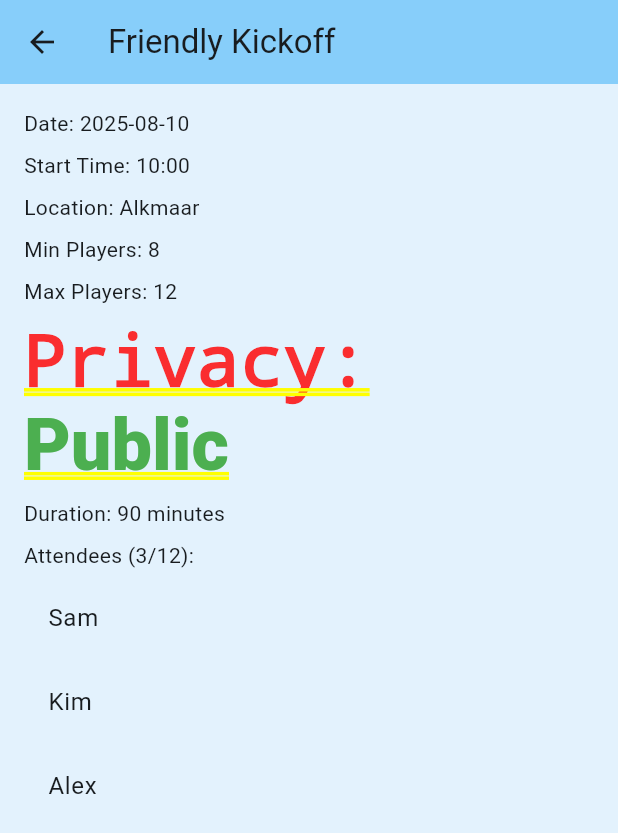
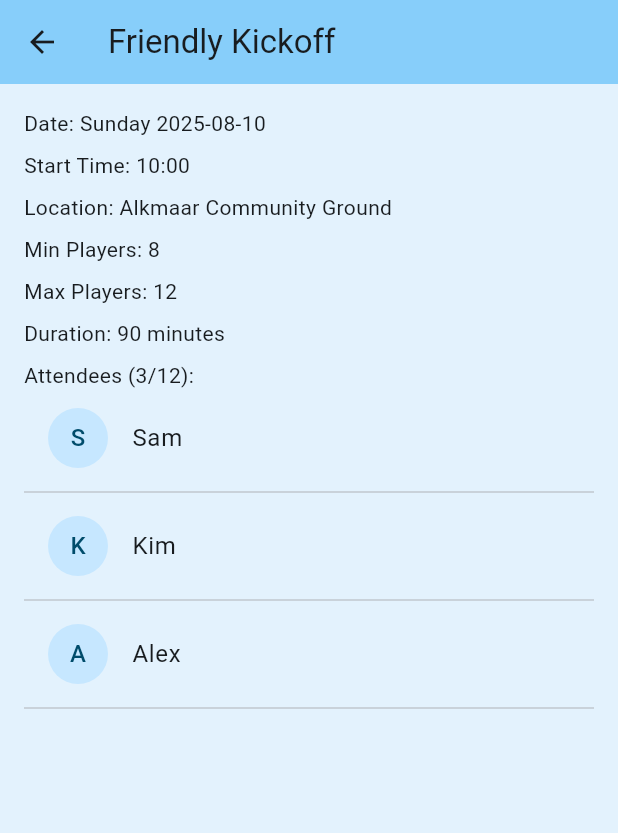
Before and after one commit to Pratikeshsingh/Football_is_life, a Flutter app: the screen it shows after launch, after a tap on "Login", after a tap on "Friendly Kickoff", on a phone screen of 412 x 824 dp. Shown: the top 833 px of the screen. Run offline on Flutter 3.47's test engine with Material 3 defaults, Android fonts, the phone set to English and light mode, and no system bars.

Commit message:
Improve match cards and player details

```diff
--- a/lib/models/match.dart
+++ b/lib/models/match.dart
@@ -3,6 +3,7 @@ class Match {
   final String title;
   final DateTime date;
   final String location;
+  final String venue;
   final int minPlayers;
   final int capacity;
   final bool isPrivate;
@@ -15,6 +16,7 @@ class Match {
     required this.title,
     required this.date,
     required this.location,
+    required this.venue,
     required this.minPlayers,
     required this.capacity,
     required this.isPrivate,
--- a/lib/screens/match_detail_screen.dart
+++ b/lib/screens/match_detail_screen.dart
@@ -4,10 +4,34 @@ import '../models/match.dart';
 
 class MatchDetailScreen extends StatelessWidget {
   final Match match;
-  const MatchDetailScreen({Key? key, required this.match}) : super(key: key);
+  final List<Match> allMatches;
+  const MatchDetailScreen({Key? key, required this.match, required this.allMatches}) : super(key: key);
+
+  static const List<String> _weekdays = [
+    'Monday',
+    'Tuesday',
+    'Wednesday',
+    'Thursday',
+    'Friday',
+    'Saturday',
+    'Sunday'
+  ];
 
   @override
   Widget build(BuildContext context) {
+    if (match.isPrivate) {
+      return Scaffold(
+        appBar: AppBar(
+          backgroundColor: const Color(0xFF87CEFA),
+          title: Text(match.title),
+        ),
+        body: const Center(
+          child: Text('This match is private. Details are hidden.'),
+        ),
+      );
+    }
+
+    final dayName = _weekdays[match.date.weekday - 1];
     return Scaffold(
       appBar: AppBar(
         backgroundColor: const Color(0xFF87CEFA),
@@ -18,32 +42,17 @@ class MatchDetailScreen extends StatelessWidget {
         child: Column(
           crossAxisAlignment: CrossAxisAlignment.start,
           children: [
-            Text('Date: '
-                '${match.date.year.toString().padLeft(4, '0')}-${match.date.month.toString().padLeft(2, '0')}-${match.date.day.toString().padLeft(2, '0')}'),
+            Text(
+                'Date: $dayName ${match.date.year.toString().padLeft(4, '0')}-${match.date.month.toString().padLeft(2, '0')}-${match.date.day.toString().padLeft(2, '0')}'),
             const SizedBox(height: 8),
-            Text('Start Time: '
-                '${match.date.hour.toString().padLeft(2, '0')}:${match.date.minute.toString().padLeft(2, '0')}'),
+            Text(
+                'Start Time: ${match.date.hour.toString().padLeft(2, '0')}:${match.date.minute.toString().padLeft(2, '0')}'),
             const SizedBox(height: 8),
-            Text('Location: ${match.location}'),
+            Text('Location: ${match.venue}'),
             const SizedBox(height: 8),
             Text('Min Players: ${match.minPlayers}'),
             const SizedBox(height: 8),
             Text('Max Players: ${match.capacity}'),
-            const SizedBox(height: 8),
-            RichText(
-              text: TextSpan(
-                text: 'Privacy: ',
-                style: DefaultTextStyle.of(context).style,
-                children: [
-                  TextSpan(
-                    text: match.isPrivate ? 'Private' : 'Public',
-                    style: TextStyle(
-                        color:
-                            match.isPrivate ? Colors.red : Colors.green),
-                  ),
-                ],
-              ),
-            ),
             const SizedBox(height: 8),
             Text('Duration: ${match.duration.inMinutes} minutes'),
             const SizedBox(height: 8),
@@ -52,15 +61,29 @@ class MatchDetailScreen extends StatelessWidget {
             Expanded(
               child: ListView(
                 children: [
-                  ...match.attendees
-                      .map((a) => ListTile(title: Text(a)))
-                      .toList(),
+                  ...match.attendees.map((a) => Column(
+                        children: [
+                          ListTile(
+                            leading: CircleAvatar(child: Text(a[0])),
+                            title: Text(a),
+                            onTap: () => _showPlayerDialog(context, a),
+                          ),
+                          const Divider(),
+                        ],
+                      )),
                   if (match.waitlist.isNotEmpty) ...[
                     const SizedBox(height: 8),
                     Text('Waitlist (${match.waitlist.length}):'),
-                    ...match.waitlist
-                        .map((w) => ListTile(title: Text(w)))
-                        .toList(),
+                    ...match.waitlist.map((w) => Column(
+                          children: [
+                            ListTile(
+                              leading: CircleAvatar(child: Text(w[0])),
+                              title: Text(w),
+                              onTap: () => _showPlayerDialog(context, w),
+                            ),
+                            const Divider(),
+                          ],
+                        )),
                   ]
                 ],
               ),
@@ -70,4 +93,40 @@ class MatchDetailScreen extends StatelessWidget {
       ),
     );
   }
+
+  void _showPlayerDialog(BuildContext context, String name) {
+    final joinCount =
+        allMatches.where((m) => m.attendees.contains(name)).length;
+    final leagues = allMatches
+        .where((m) => !m.isPrivate && m.attendees.contains(name))
+        .map((m) => m.title)
+        .toSet()
+        .toList();
+
+    showDialog(
+      context: context,
+      builder: (_) => AlertDialog(
+        title: Text(name),
+        content: Column(
+          mainAxisSize: MainAxisSize.min,
+          children: [
+            CircleAvatar(radius: 30, child: Text(name[0])),
+            const SizedBox(height: 8),
+            Text('Joined $joinCount times'),
+            if (leagues.isNotEmpty) ...[
+              const SizedBox(height: 8),
+              const Text('Plays with:'),
+              for (final l in leagues) Text(l),
+            ],
+          ],
+        ),
+        actions: [
+          TextButton(
+            onPressed: () => Navigator.of(context).pop(),
+            child: const Text('Close'),
+          )
+        ],
+      ),
+    );
+  }
 }
--- a/lib/screens/upcoming_matches_screen.dart
+++ b/lib/screens/upcoming_matches_screen.dart
@@ -15,6 +15,7 @@ class UpcomingMatchesScreen extends StatefulWidget {
       title: 'Friendly Kickoff',
       date: DateTime(_now.year, _now.month, _now.day + 1, 10, 0),
       location: 'Alkmaar',
+      venue: 'Alkmaar Community Ground',
       minPlayers: 8,
       capacity: 12,
       isPrivate: false,
@@ -27,6 +28,7 @@ class UpcomingMatchesScreen extends StatefulWidget {
       title: 'Championship Qualifier',
       date: DateTime(_now.year, _now.month, _now.day + 2, 11, 15),
       location: 'Heiloo',
+      venue: 'Heiloo Stadium',
       minPlayers: 8,
       capacity: 16,
       isPrivate: true,
@@ -39,6 +41,7 @@ class UpcomingMatchesScreen extends StatefulWidget {
       title: 'Season Finale',
       date: DateTime(_now.year, _now.month, _now.day + 7, 14, 30),
       location: 'Castricum',
+      venue: 'Castricum Arena',
       minPlayers: 10,
       capacity: 15,
       isPrivate: false,
@@ -51,6 +54,7 @@ class UpcomingMatchesScreen extends StatefulWidget {
       title: 'Morning Practice',
       date: DateTime(_now.year, _now.month, _now.day + 3, 9, 0),
       location: 'Amsterdam',
+      venue: 'Amsterdam Central Park Field',
       minPlayers: 6,
       capacity: 10,
       isPrivate: false,
@@ -63,6 +67,7 @@ class UpcomingMatchesScreen extends StatefulWidget {
       title: 'Charity Cup',
       date: DateTime(_now.year, _now.month, _now.day + 4, 16, 45),
       location: 'Rotterdam',
+      venue: 'Rotterdam Charity Field',
       minPlayers: 8,
       capacity: 14,
       isPrivate: true,
@@ -75,6 +80,7 @@ class UpcomingMatchesScreen extends StatefulWidget {
       title: 'Neighborhood League',
       date: DateTime(_now.year, _now.month, _now.day + 5, 12, 0),
       location: 'Utrecht',
+      venue: 'Utrecht Neighborhood Pitch',
       minPlayers: 8,
       capacity: 13,
       isPrivate: false,
@@ -91,6 +97,15 @@ class UpcomingMatchesScreen extends StatefulWidget {
 class _UpcomingMatchesScreenState extends State<UpcomingMatchesScreen>
     with SingleTickerProviderStateMixin {
   late final AnimationController _fabController;
+  static const List<String> _weekdays = [
+    'Monday',
+    'Tuesday',
+    'Wednesday',
+    'Thursday',
+    'Friday',
+    'Saturday',
+    'Sunday'
+  ];
 
   @override
   void initState() {
@@ -130,6 +145,7 @@ class _UpcomingMatchesScreenState extends State<UpcomingMatchesScreen>
     final durationController = TextEditingController();
     final minController = TextEditingController();
     final maxController = TextEditingController();
+    final venueController = TextEditingController();
     String? selectedLocation;
     bool isPrivate = false;
     DateTime? selectedDate;
@@ -142,7 +158,7 @@ class _UpcomingMatchesScreenState extends State<UpcomingMatchesScreen>
       builder: (context) {
         return StatefulBuilder(builder: (context, setStateDialog) {
           return AlertDialog(
-            title: const Text('Start a Game'),
+            title: const Text('Create New Match'),
             content: SingleChildScrollView(
               child: Column(
                 mainAxisSize: MainAxisSize.min,
@@ -200,6 +216,10 @@ class _UpcomingMatchesScreenState extends State<UpcomingMatchesScreen>
                       });
                     },
                     decoration: const InputDecoration(labelText: 'Location'),
+                  ),
+                  TextField(
+                    controller: venueController,
+                    decoration: const InputDecoration(labelText: 'Location Details'),
                   ),
                   TextField(
                     controller: minController,
@@ -261,6 +281,7 @@ class _UpcomingMatchesScreenState extends State<UpcomingMatchesScreen>
                       title: titleController.text,
                       date: date,
                       location: selectedLocation ?? cities.first,
+                      venue: venueController.text,
                       minPlayers: minPlayers,
                       capacity: maxPlayers,
                       isPrivate: isPrivate,
@@ -277,6 +298,7 @@ class _UpcomingMatchesScreenState extends State<UpcomingMatchesScreen>
                             title: titleController.text,
                             date: date.add(Duration(days: 7 * i)),
                             location: selectedLocation ?? cities.first,
+                            venue: venueController.text,
                             minPlayers: minPlayers,
                             capacity: maxPlayers,
                             isPrivate: isPrivate,
@@ -344,6 +366,7 @@ class _UpcomingMatchesScreenState extends State<UpcomingMatchesScreen>
                   final dateStr =
                       '${date.year.toString().padLeft(4, '0')}-${date.month.toString().padLeft(2, '0')}-${date.day.toString().padLeft(2, '0')} '
                       '${date.hour.toString().padLeft(2, '0')}:${date.minute.toString().padLeft(2, '0')}';
+                  final dayName = _weekdays[date.weekday - 1];
                   final isPlayer = match.attendees.contains(widget.user.name);
                   final isWaitlisted = match.waitlist.contains(widget.user.name);
                   String buttonText;
@@ -380,27 +403,30 @@ class _UpcomingMatchesScreenState extends State<UpcomingMatchesScreen>
                         subtitle: Column(
                           crossAxisAlignment: CrossAxisAlignment.start,
                           children: [
-                            Text('$dateStr @ ${match.location}'),
-                            RichText(
-                              text: TextSpan(
-                                style: Theme.of(context).textTheme.bodyMedium,
+                            Text('$dayName $dateStr @ ${match.location}'),
+                            const SizedBox(height: 4),
+                            if (!match.isPrivate)
+                              Row(
                                 children: [
-                                  TextSpan(
-                                      text:
-                                          'Players: ${match.attendees.length}/${match.capacity} | '),
-                                  TextSpan(
-                                    text: match.isPrivate ? 'Private' : 'Public',
-                                    style: TextStyle(
-                                        color: match.isPrivate
-                                            ? Colors.red
-                                            : Colors.green),
+                                  Text(
+                                      'Players: ${match.attendees.length}/${match.capacity}'),
+                                  const SizedBox(width: 8),
+                                  Chip(
+                                    label: const Text('Public'),
+                                    backgroundColor: Colors.green.shade100,
+                                    visualDensity: VisualDensity.compact,
                                   ),
-                                  TextSpan(
-                                      text:
-                                          ' | Duration: ${match.duration.inMinutes}m'),
+                                  const SizedBox(width: 8),
+                                  Text(
+                                      'Duration: ${match.duration.inMinutes}m'),
                                 ],
+                              )
+                            else
+                              Chip(
+                                label: const Text('Private'),
+                                backgroundColor: Colors.red.shade100,
+                                visualDensity: VisualDensity.compact,
                               ),
-                            ),
                           ],
                         ),
                         trailing: AnimatedSwitcher(
@@ -421,7 +447,9 @@ class _UpcomingMatchesScreenState extends State<UpcomingMatchesScreen>
                         onTap: () {
                           Navigator.of(context).push(
                             MaterialPageRoute(
-                              builder: (_) => MatchDetailScreen(match: match),
+                              builder: (_) => MatchDetailScreen(
+                                  match: match,
+                                  allMatches: UpcomingMatchesScreen.matches),
                             ),
                           );
                         },
@@ -442,7 +470,7 @@ class _UpcomingMatchesScreenState extends State<UpcomingMatchesScreen>
           onPressed: _showCreateMatchDialog,
           backgroundColor: const Color(0xFF87CEFA),
           foregroundColor: Colors.white,
-          label: const Text('Start Game'),
+          label: const Text('Create New'),
           icon: const Icon(Icons.add),
         ),
       ),
```
